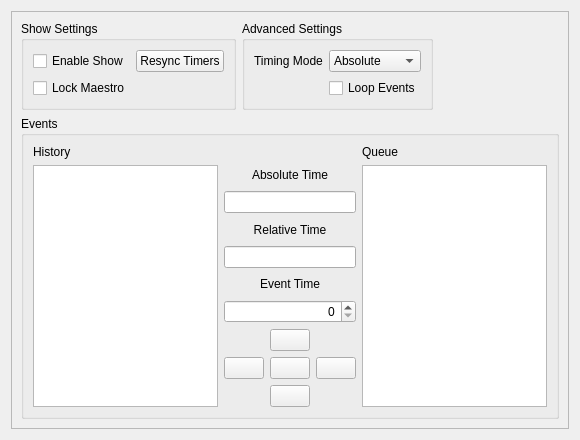
Before: the Qt Designer form src/widget/showcontrolwidget.ui in 8bitbuddhist/PixelMaestro-Studio, drawn with Qt 5.
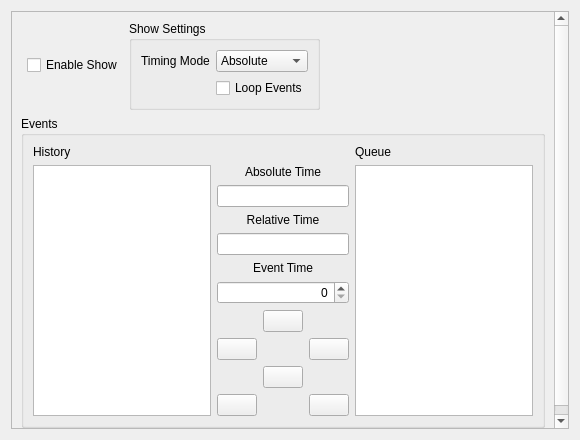
After: the same form once the commit is applied. Icons and pictures are not drawn.

```diff
--- a/src/widget/showcontrolwidget.ui
+++ b/src/widget/showcontrolwidget.ui
@@ -25,50 +25,11 @@
         <x>0</x>
         <y>0</y>
         <width>546</width>
-        <height>440</height>
+        <height>470</height>
        </rect>
       </property>
       <layout class="QGridLayout" name="gridLayout">
-       <item row="0" column="1" alignment="Qt::AlignLeft|Qt::AlignTop">
-        <widget class="QGroupBox" name="settingsGroupBox">
-         <property name="title">
-          <string>Show Settings</string>
-         </property>
-         <layout class="QGridLayout" name="gridLayout_18">
-          <item row="0" column="1">
-           <widget class="QPushButton" name="resyncMaestroButton">
-            <property name="toolTip">
-             <string>Resets the last run time for all timers</string>
-            </property>
-            <property name="text">
-             <string>Resync Timers</string>
-            </property>
-           </widget>
-          </item>
-          <item row="0" column="0">
-           <widget class="QCheckBox" name="enableCheckBox">
-            <property name="toolTip">
-             <string>Toggles the ability to schedule events</string>
-            </property>
-            <property name="text">
-             <string>Enable Show</string>
-            </property>
-           </widget>
-          </item>
-          <item row="1" column="0">
-           <widget class="QCheckBox" name="lockMaestroCheckBox">
-            <property name="toolTip">
-             <string>Lets you create events without changing the Maestro</string>
-            </property>
-            <property name="text">
-             <string>Lock Maestro</string>
-            </property>
-           </widget>
-          </item>
-         </layout>
-        </widget>
-       </item>
-       <item row="1" column="1" colspan="4">
+       <item row="2" column="1" colspan="5">
         <widget class="QGroupBox" name="eventsGroupBox">
          <property name="title">
           <string>Events</string>
@@ -192,27 +153,7 @@
             </item>
             <item>
              <layout class="QGridLayout" name="eventEditGridLayout">
-              <item row="1" column="2">
-               <widget class="QPushButton" name="addEventButton">
-                <property name="sizePolicy">
-                 <sizepolicy hsizetype="Minimum" vsizetype="Fixed">
-                  <horstretch>0</horstretch>
-                  <verstretch>0</verstretch>
-                 </sizepolicy>
-                </property>
-                <property name="toolTip">
-                 <string>Adds the selected Event(s) to the Event List</string>
-                </property>
-                <property name="text">
-                 <string/>
-                </property>
-                <property name="icon">
-                 <iconset resource="../resources/images/images.qrc">
-                  <normaloff>:/icon_next.png</normaloff>:/icon_next.png</iconset>
-                </property>
-               </widget>
-              </item>
-              <item row="1" column="0">
+              <item row="1" column="1">
                <widget class="QPushButton" name="removeEventButton">
                 <property name="sizePolicy">
                  <sizepolicy hsizetype="Minimum" vsizetype="Fixed">
@@ -232,8 +173,17 @@
                 </property>
                </widget>
               </item>
-              <item row="0" column="1">
-               <widget class="QPushButton" name="moveEventUpButton">
+              <item row="1" column="3">
+               <widget class="QPushButton" name="addEventButton">
+                <property name="sizePolicy">
+                 <sizepolicy hsizetype="Minimum" vsizetype="Fixed">
+                  <horstretch>0</horstretch>
+                  <verstretch>0</verstretch>
+                 </sizepolicy>
+                </property>
+                <property name="toolTip">
+                 <string>Adds the selected Event(s) to the Event List</string>
+                </property>
                 <property name="text">
                  <string/>
                 </property>
@@ -243,7 +193,7 @@
                 </property>
                </widget>
               </item>
-              <item row="2" column="1">
+              <item row="2" column="2">
                <widget class="QPushButton" name="moveEventDownButton">
                 <property name="text">
                  <string/>
@@ -254,8 +204,19 @@
                 </property>
                </widget>
               </item>
-              <item row="1" column="1">
-               <widget class="QPushButton" name="playPauseButton">
+              <item row="0" column="2">
+               <widget class="QPushButton" name="moveEventUpButton">
+                <property name="text">
+                 <string/>
+                </property>
+                <property name="icon">
+                 <iconset resource="../resources/images/images.qrc">
+                  <normaloff>:/icon_up.png</normaloff>:/icon_up.png</iconset>
+                </property>
+               </widget>
+              </item>
+              <item row="3" column="3">
+               <widget class="QPushButton" name="clearQueueButton">
                 <property name="toolTip">
                  <string>Start or stop the Maestro</string>
                 </property>
@@ -267,8 +228,19 @@
                   <normaloff>:/icon_pause.png</normaloff>
                   <normalon>:/icon_play.png</normalon>:/icon_pause.png</iconset>
                 </property>
-                <property name="checkable">
-                 <bool>true</bool>
+               </widget>
+              </item>
+              <item row="3" column="1">
+               <widget class="QPushButton" name="clearHistoryButton">
+                <property name="toolTip">
+                 <string>Clears the Event history</string>
+                </property>
+                <property name="text">
+                 <string/>
+                </property>
+                <property name="icon">
+                 <iconset resource="../resources/images/images.qrc">
+                  <normaloff>:/icon_cancel.png</normaloff>:/icon_cancel.png</iconset>
                 </property>
                </widget>
               </item>
@@ -344,9 +316,19 @@
         </widget>
        </item>
        <item row="0" column="2">
+        <widget class="QCheckBox" name="enableCheckBox">
+         <property name="toolTip">
+          <string>Toggles the ability to schedule events</string>
+         </property>
+         <property name="text">
+          <string>Enable Show</string>
+         </property>
+        </widget>
+       </item>
+       <item row="0" column="3">
         <widget class="QGroupBox" name="advancedSettingsGroupBox">
          <property name="title">
-          <string>Advanced Settings</string>
+          <string>Show Settings</string>
          </property>
          <layout class="QGridLayout" name="gridLayout_16">
           <item row="1" column="1">
@@ -429,7 +411,7 @@
          </layout>
         </widget>
        </item>
-       <item row="0" column="3">
+       <item row="0" column="4">
         <spacer name="horizontalSpacer">
          <property name="orientation">
           <enum>Qt::Horizontal</enum>
```
Left out of the diff: 121 changed lines with no effect on the pictures.
